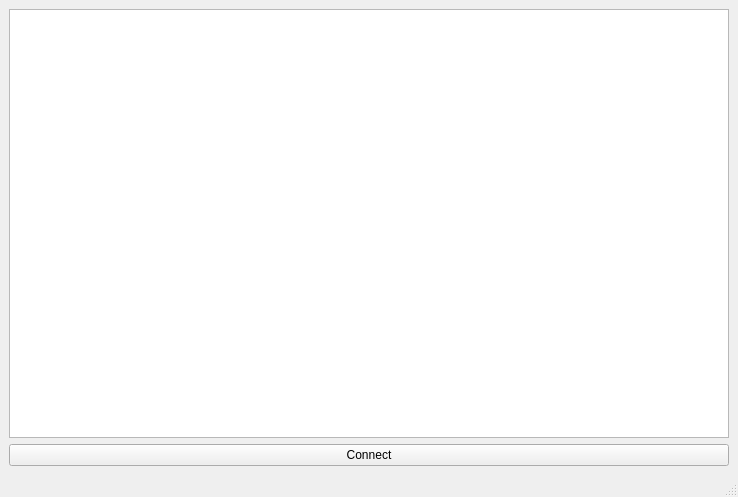
First picture: the form in forms/mainwindow.ui, repository AlexandrFarr/projectBd, before the edit.
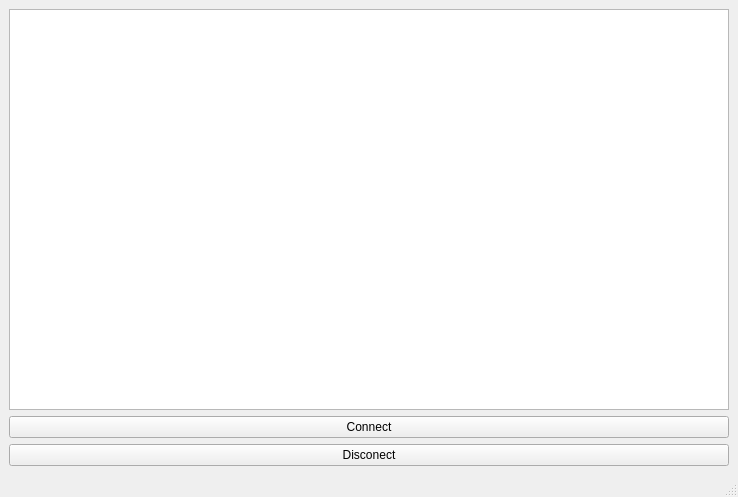
Second picture: the form after the edit.

Diff of the .ui file:
```diff
--- a/forms/mainwindow.ui
+++ b/forms/mainwindow.ui
@@ -27,6 +27,16 @@
         </property>
        </widget>
       </item>
+      <item row="0" column="0">
+       <widget class="QTableView" name="tableView"/>
+      </item>
+      <item row="2" column="0">
+       <widget class="QPushButton" name="ButtonClose">
+        <property name="text">
+         <string>Disconect</string>
+        </property>
+       </widget>
+      </item>
      </layout>
     </item>
    </layout>
```
Left out of the diff: 3 changed lines with no effect on the pictures.
